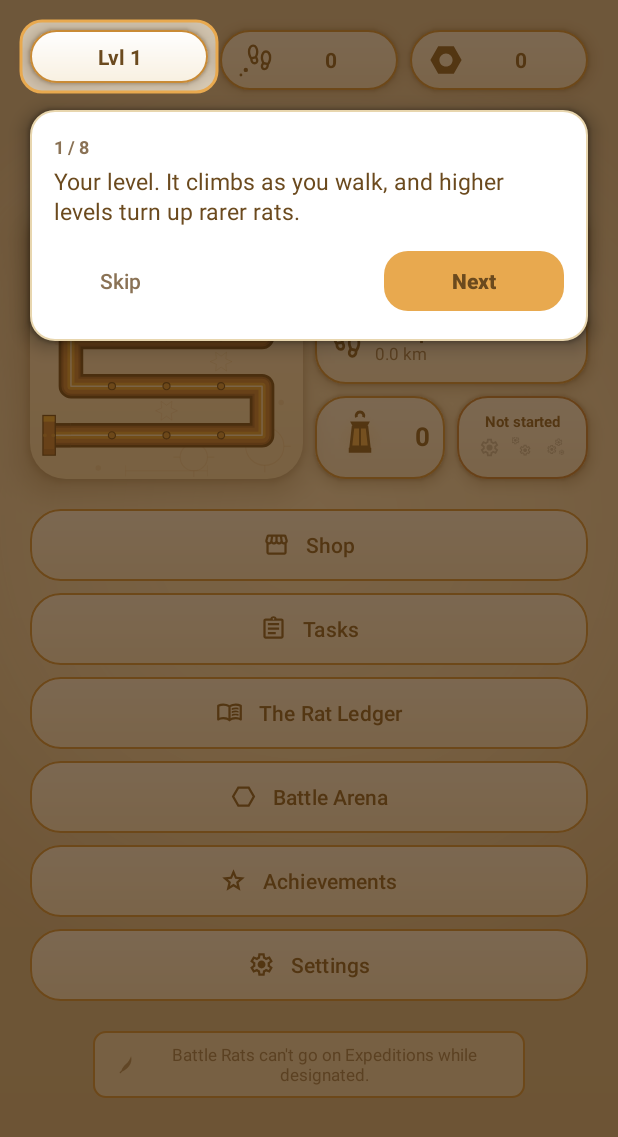
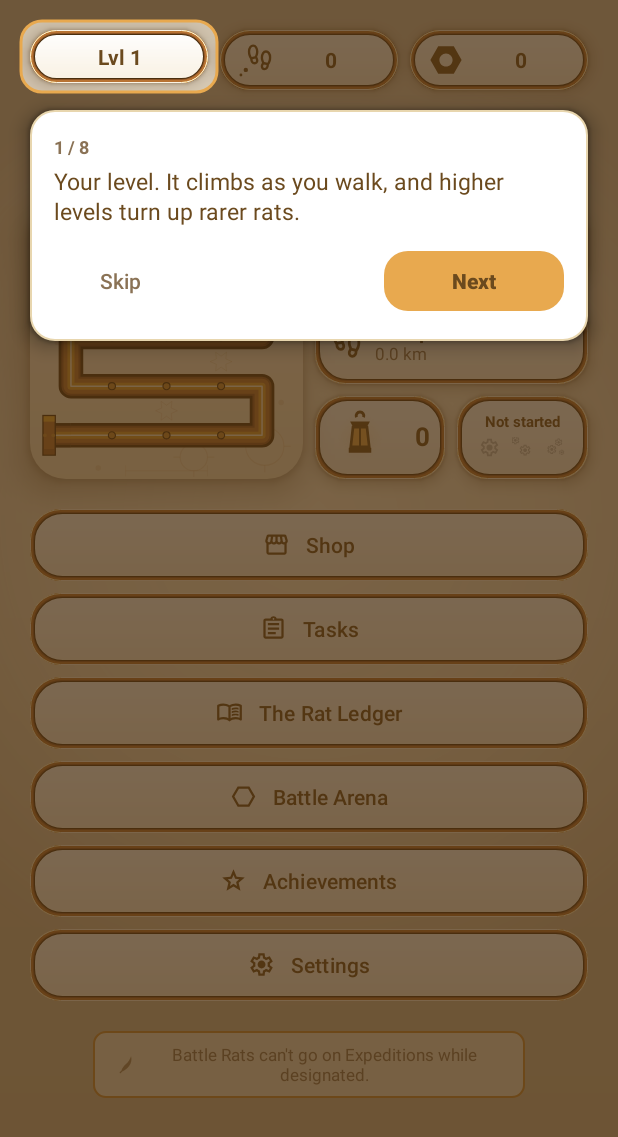
Before and after one commit to jmatts94-gif/RatKingRecon, an Android app: the MainActivity screen opened directly, with no data from a screen before it, on a phone screen of 412 x 824 dp. Shown: the top 1137 px of the screen. Run offline under Robolectric (Android 15) with nearby library versions, the phone set to English and light mode, and no system bars.

Commit message:
Give the home-screen tiles a real brass-pipe rim
Requested directly: "Would it be a good idea to add say brass pipes to
the tiles on the homescreen? Give it that steampunk effect?" - with
free choice of the actual treatment, on the condition both themes come
out equally good.

Not new art: bg_pill_tan's flat single-colour stroke is now the same
five-tone bevel hatch_tunnel.xml already renders for the actual pipe
the rat travels down - rim shadow, core shadow, lit copper body, brass
sheen, a near-white specular line - just traced around a tile's own
rounded corners instead of along that pipe's centreline. Five
concentric stroke-only rounded-rect layers at shrinking width, same
technique hatch_tunnel.xml's own doc comment already explains for why
repeating one path at decreasing stroke widths reads as a lit
cylinder. bg_pill_arena (the Arena home-tile) gets the identical rim
rather than its old plain copper stroke, so every tile on the screen
is trimmed the same way.

Four of the five ring colours (copper, copper_shadow, brass_bright,
cream) are deliberately not overridden in values-night/colors.xml - a
metal tone is meant to look the same regardless of theme, per that
file's own comment - so the rings needed no drawable-night copies of
their own; only shadow_warm (already themed) and the base fill (the
literal near-white hex that drawable-night/bg_pill_tan.xml's own
comment already explains) still differ per theme, exactly as before
this pass.

The bottom-most layer is still a plain filled shape with no stroke of
its own and carries the view's actual outline for elevation - a
LayerDrawable's auto-generated outline comes from its bottom layer, so
every ring stacked on top is purely decorative and never touches what
a tile's own lift and shadow look like.

Verified live in both themes: the rim reads as a small lit brass pipe
wrapping every pill, tile, and nav button, elevation shadows unchanged,
no layout shift. Build and unit tests clean.

Co-Authored-By: Claude Sonnet 5 <noreply@anthropic.com>
Claude-Session: https://claude.ai/code/session_015znHDKhJtWkQbFgVL1Undx

```diff
--- a/app/src/main/res/drawable-night/bg_pill_arena.xml
+++ b/app/src/main/res/drawable-night/bg_pill_arena.xml
@@ -4,17 +4,56 @@
   which this mirrors for the same reason: the light version's end stop is a
   literal near-white hex that would otherwise fade this tile from card_white's
   dark value into a stray light patch at the bottom - panel_shade instead of
-  app_bg_end for the same reason that file uses it too.
+  app_bg_end for the same reason that file uses it too. The brass-pipe rim
+  above that fill is copied verbatim from bg_pill_tan.xml's own night
+  version, for the same reason the light bg_pill_arena.xml gives.
 -->
-<shape xmlns:android="http://schemas.android.com/apk/res/android"
-    android:shape="rectangle">
+<layer-list xmlns:android="http://schemas.android.com/apk/res/android">
+
+    <item>
+        <shape android:shape="rectangle">
             <gradient
                 android:angle="270"
                 android:startColor="@color/card_white"
                 android:endColor="@color/panel_shade"
                 android:type="linear" />
-    <stroke
-        android:width="1dp"
-        android:color="@color/copper" />
             <corners android:radius="20dp" />
         </shape>
+    </item>
+
+    <item>
+        <shape android:shape="rectangle">
+            <stroke android:width="3.4dp" android:color="@color/shadow_warm" />
+            <corners android:radius="20dp" />
+        </shape>
+    </item>
+
+    <item>
+        <shape android:shape="rectangle">
+            <stroke android:width="2.6dp" android:color="@color/copper_shadow" />
+            <corners android:radius="20dp" />
+        </shape>
+    </item>
+
+    <item>
+        <shape android:shape="rectangle">
+            <stroke android:width="1.8dp" android:color="@color/copper" />
+            <corners android:radius="20dp" />
+        </shape>
+    </item>
+
+    <item>
+        <shape android:shape="rectangle">
+            <stroke android:width="0.9dp" android:color="@color/brass_bright" />
+            <corners android:radius="20dp" />
+        </shape>
+    </item>
+
+    <item>
+        <shape android:shape="rectangle">
+            <stroke android:width="0.5dp" android:color="@color/cream" />
+            <corners android:radius="20dp" />
+        </shape>
+    </item>
+
+</layer-list>
--- a/app/src/main/res/drawable-night/bg_pill_tan.xml
+++ b/app/src/main/res/drawable-night/bg_pill_tan.xml
@@ -11,21 +11,60 @@
   percent off card_white in the same direction the light version's own stop
   is, just darker rather than lighter - and, unlike app_bg_end, not close
   enough to the page itself to undercut the pill's own contrast against it.
+  That is the only layer this file needs of its own - every ring above it is
+  copied verbatim from the light version, since shadow_warm is already
+  themed and copper/copper_shadow/brass_bright/cream deliberately are not
+  (see values-night/colors.xml's own comment on that). See the light
+  version's own comment for what the rings are and why they exist at all -
+  a small brass pipe's own cross-section traced around the tile, the same
+  five-tone recipe hatch_tunnel.xml renders its actual pipe with.
+-->
+<layer-list xmlns:android="http://schemas.android.com/apk/res/android">
 
-  The stroke follows the light version's own brass-not-neutral swap too -
-  amber rather than card_border, at the same 1.5dp - so a pill reads as
-  trimmed in brass in both themes rather than only once the player turns
-  Dark Steampunk on.
--->
-<shape xmlns:android="http://schemas.android.com/apk/res/android"
-    android:shape="rectangle">
+    <item>
+        <shape android:shape="rectangle">
             <gradient
                 android:angle="270"
                 android:startColor="@color/card_white"
                 android:endColor="@color/panel_shade"
                 android:type="linear" />
-    <stroke
-        android:width="1.5dp"
-        android:color="@color/amber" />
             <corners android:radius="20dp" />
         </shape>
+    </item>
+
+    <item>
+        <shape android:shape="rectangle">
+            <stroke android:width="3.4dp" android:color="@color/shadow_warm" />
+            <corners android:radius="20dp" />
+        </shape>
+    </item>
+
+    <item>
+        <shape android:shape="rectangle">
+            <stroke android:width="2.6dp" android:color="@color/copper_shadow" />
+            <corners android:radius="20dp" />
+        </shape>
+    </item>
+
+    <item>
+        <shape android:shape="rectangle">
+            <stroke android:width="1.8dp" android:color="@color/copper" />
+            <corners android:radius="20dp" />
+        </shape>
+    </item>
+
+    <item>
+        <shape android:shape="rectangle">
+            <stroke android:width="0.9dp" android:color="@color/brass_bright" />
+            <corners android:radius="20dp" />
+        </shape>
+    </item>
+
+    <item>
+        <shape android:shape="rectangle">
+            <stroke android:width="0.5dp" android:color="@color/cream" />
+            <corners android:radius="20dp" />
+        </shape>
+    </item>
+
+</layer-list>
--- a/app/src/main/res/drawable/bg_pill_arena.xml
+++ b/app/src/main/res/drawable/bg_pill_arena.xml
@@ -7,19 +7,60 @@
   brass_bright, three medium-saturation metal tones, and there is no dark
   fill that reads as clearly distinct from all three at once. This uses
   bg_pill_tan's own light cream gradient instead - what every other tile on
-  this screen already sits on, and metal reads against cream at a glance -
-  with a copper stroke kept as the one thing still marking this tile as the
-  Arena's, since the fill alone no longer does.
+  this screen already sits on, and metal reads against cream at a glance.
+
+  The rim is bg_pill_tan's own brass-pipe ring, verbatim - see that
+  drawable's own comment for why it is five stroke-only layers rather than
+  one. Kept identical rather than reusing this tile's old single copper
+  stroke, so every tile on the home screen is trimmed the same way; the
+  fill and the badges on top are still what mark this one as the Arena's.
 -->
-<shape xmlns:android="http://schemas.android.com/apk/res/android"
-    android:shape="rectangle">
+<layer-list xmlns:android="http://schemas.android.com/apk/res/android">
+
+    <item>
+        <shape android:shape="rectangle">
             <gradient
                 android:angle="270"
                 android:startColor="@color/card_white"
                 android:endColor="#F8F0E1"
                 android:type="linear" />
-    <stroke
-        android:width="1dp"
-        android:color="@color/copper" />
             <corners android:radius="20dp" />
         </shape>
+    </item>
+
+    <item>
+        <shape android:shape="rectangle">
+            <stroke android:width="3.4dp" android:color="@color/shadow_warm" />
+            <corners android:radius="20dp" />
+        </shape>
+    </item>
+
+    <item>
+        <shape android:shape="rectangle">
+            <stroke android:width="2.6dp" android:color="@color/copper_shadow" />
+            <corners android:radius="20dp" />
+        </shape>
+    </item>
+
+    <item>
+        <shape android:shape="rectangle">
+            <stroke android:width="1.8dp" android:color="@color/copper" />
+            <corners android:radius="20dp" />
+        </shape>
+    </item>
+
+    <item>
+        <shape android:shape="rectangle">
+            <stroke android:width="0.9dp" android:color="@color/brass_bright" />
+            <corners android:radius="20dp" />
+        </shape>
+    </item>
+
+    <item>
+        <shape android:shape="rectangle">
+            <stroke android:width="0.5dp" android:color="@color/cream" />
+            <corners android:radius="20dp" />
+        </shape>
+    </item>
+
+</layer-list>
--- a/app/src/main/res/drawable/bg_pill_tan.xml
+++ b/app/src/main/res/drawable/bg_pill_tan.xml
@@ -1,7 +1,7 @@
 <?xml version="1.0" encoding="utf-8"?>
 <!--
-  Small rounded chip used by the header stats (level / steps / scrap), and by
-  the same kind of count elsewhere.
+  Small rounded chip used by the header stats (level / steps / scrap), the
+  three tiles beside the hatch panel, and every home-screen nav button.
 
   The fill is a very shallow top-to-bottom gradient rather than flat white:
   lighter at the top, a touch of warmth at the bottom, which is what reads as a
@@ -9,28 +9,80 @@
   the difference is a few percent, and it is meant to be felt rather than seen.
 
   The drop shadow is not here. A shape has no shadow of its own; it comes from
-  elevation on the view wearing this, whose outline Android takes from these
-  corners.
+  elevation on the view wearing this, whose outline Android takes from the
+  bottom layer's own corners - see the note on that below.
 
-  The stroke is amber_dark now, not card_border - "the light mode feels a
-  little beige" was this hairline pale-on-pale edge as much as it was
-  anything else: a near-white fill on a cream page with only a 1dp border a
-  couple of percent off either one gave every tile and nav button on the home
-  screen almost nothing to visually stand on. Widened to 1.5dp at the same
-  time, so the brass reads as a deliberate trim rather than a slightly bolder
-  hairline - the same accent family bg_battle_card_outer and the Recon Card
-  already draw their own frames from, so this pulls the app's most-seen
-  screen into that language rather than adding a new one.
+  The rim is a small brass pipe's own cross-section now, not a single flat
+  stroke: five concentric rounded-rect outlines at shrinking width, the same
+  five-tone recipe (rim shadow, core shadow, lit copper body, brass sheen,
+  a near-white specular line) hatch_tunnel.xml already uses for the actual
+  pipe the rat travels down, just traced around a tile's own rounded corners
+  instead of along that pipe's centreline. "A little brass pipe running
+  round the tiles" was asked for directly; this is the same physical bevel
+  that drawable already renders, reused rather than a second technique
+  invented to say the same thing.
+
+  Every ring layer after the base is stroke-only and colour-referenced, not
+  a literal hex, so it needs no drawable-night counterpart of its own -
+  shadow_warm is already themed, and copper/copper_shadow/brass_bright/cream
+  are deliberately not (see values-night/colors.xml's own comment: a metal
+  tone is meant to look the same regardless of theme). Only the base layer's
+  fill still needs one, for the same #F8F0E1-is-a-literal reason
+  drawable-night/bg_pill_tan.xml's own comment already gives.
+
+  Elevation note: a LayerDrawable takes its auto-generated outline (what
+  gives a view's elevation an actual shadow to cast) from its bottom-most
+  layer, which is why that one is still a plain filled shape at the full
+  20dp radius and carries no stroke of its own - every ring drawn on top of
+  it is purely decorative and never touches what the view's own lift looks
+  like.
 -->
-<shape xmlns:android="http://schemas.android.com/apk/res/android"
-    android:shape="rectangle">
+<layer-list xmlns:android="http://schemas.android.com/apk/res/android">
+
+    <item>
+        <shape android:shape="rectangle">
             <gradient
                 android:angle="270"
                 android:startColor="@color/card_white"
                 android:endColor="#F8F0E1"
                 android:type="linear" />
-    <stroke
-        android:width="1.5dp"
-        android:color="@color/amber_dark" />
             <corners android:radius="20dp" />
         </shape>
+    </item>
+
+    <item>
+        <shape android:shape="rectangle">
+            <stroke android:width="3.4dp" android:color="@color/shadow_warm" />
+            <corners android:radius="20dp" />
+        </shape>
+    </item>
+
+    <item>
+        <shape android:shape="rectangle">
+            <stroke android:width="2.6dp" android:color="@color/copper_shadow" />
+            <corners android:radius="20dp" />
+        </shape>
+    </item>
+
+    <item>
+        <shape android:shape="rectangle">
+            <stroke android:width="1.8dp" android:color="@color/copper" />
+            <corners android:radius="20dp" />
+        </shape>
+    </item>
+
+    <item>
+        <shape android:shape="rectangle">
+            <stroke android:width="0.9dp" android:color="@color/brass_bright" />
+            <corners android:radius="20dp" />
+        </shape>
+    </item>
+
+    <item>
+        <shape android:shape="rectangle">
+            <stroke android:width="0.5dp" android:color="@color/cream" />
+            <corners android:radius="20dp" />
+        </shape>
+    </item>
+
+</layer-list>
```
Lines whose indentation alone changed are shown as unchanged.
